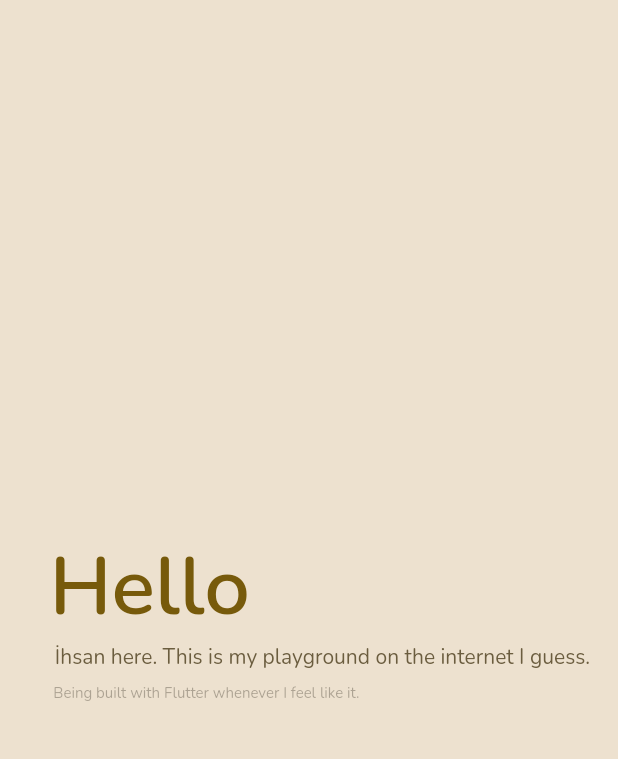
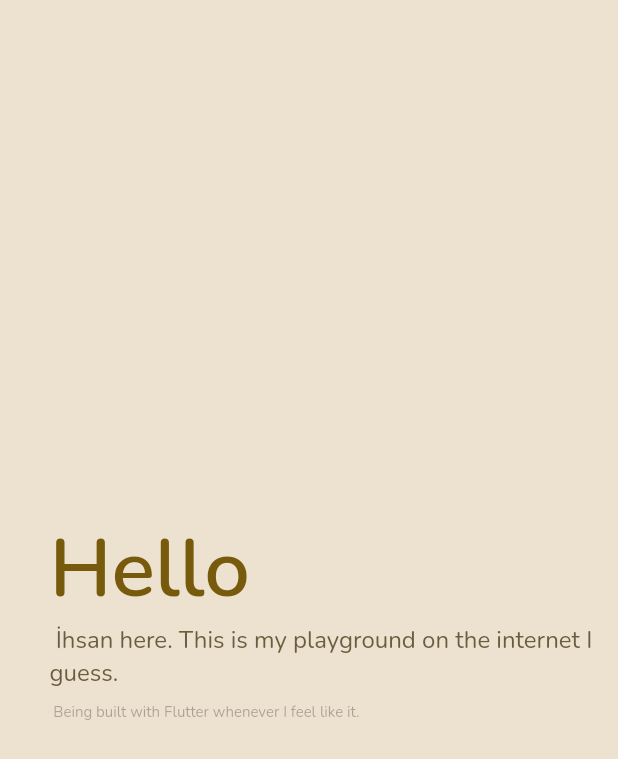
Before and after one commit to xiprox/website, a Flutter app: the HomeContent widget shown alone on an empty page, opened directly, on a phone screen of 412 x 824 dp. Shown: the top 759 px of the screen. Run offline on Flutter 3.47's test engine with Material 2 defaults, Android fonts, the phone set to English and light mode, and no system bars; our stand-ins replace auto_route, dio, get_it, google_fonts, just_audio, supercharged and 2 more; missing offline and left inert: api_call, veee, worker_manager.

Commit message:
Increase home page second line font size to 16

```diff
--- a/lib/pages/home/home_content.dart
+++ b/lib/pages/home/home_content.dart
@@ -25,7 +25,7 @@ class HomeContent extends StatelessWidget {
           Text(
             ' İhsan here. This is my playground on the internet I guess.',
             style: TextStyle(
-              // fontWeight: FontWeight.w600,
+              fontSize: 16,
               color: colors.secondary,
             ),
           ),
```
